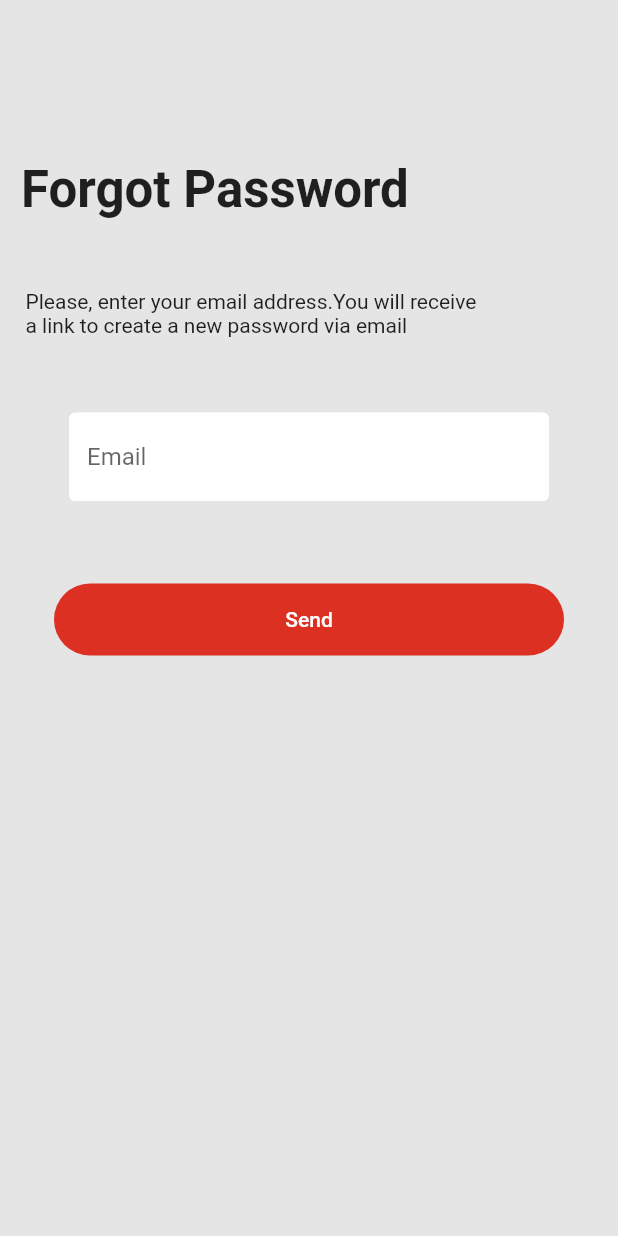
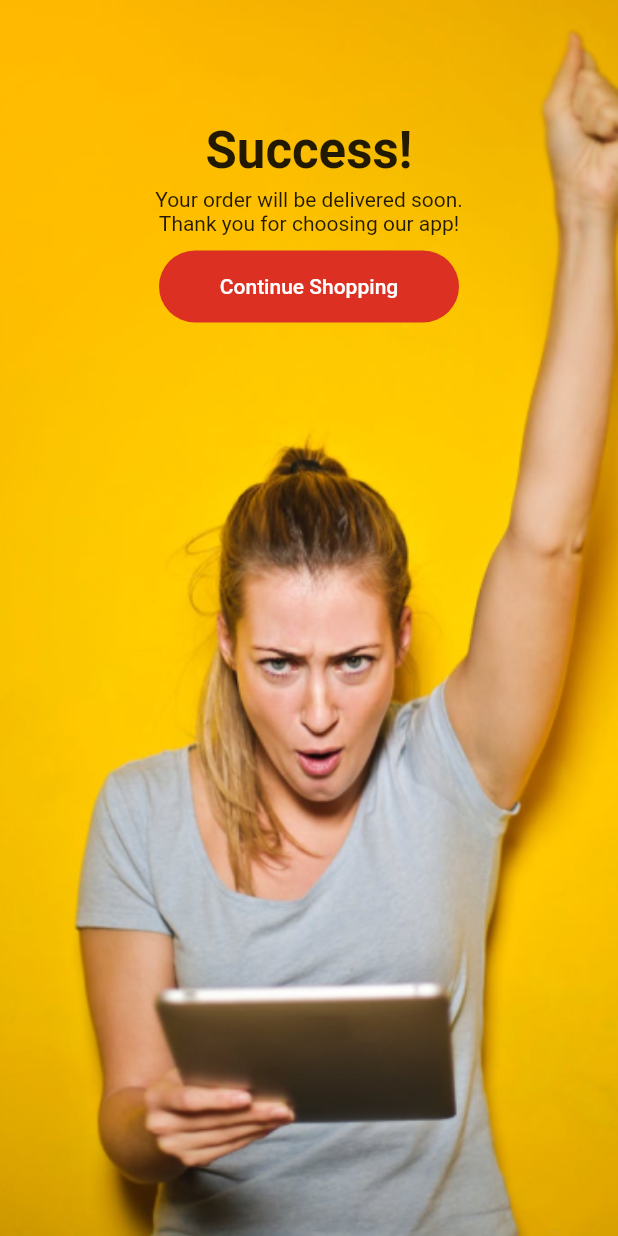
Before and after one commit to devcareer/fiverly-flutter, a Flutter app: the screen it shows after launch, on a phone screen of 412 x 824 dp. Run offline on Flutter 3.47's test engine with Material 2 defaults, Android fonts, the phone set to English and light mode, and no system bars; our stand-ins replace bloc, google_fonts; missing offline and left inert: flutter_cmoon_icons.

Commit message:
added first success page

```diff
--- a/lib/features/authentication/forgot_password.dart
+++ b/lib/features/authentication/forgot_password.dart
@@ -95,7 +95,7 @@ class _ForgotPasswordState extends State<ForgotPassword> {
                         'Send',
                         style: buttonColor,
                       ),
-                    )
+                    ),
                   ),
                 ],
               ),
--- a/lib/features/authentication/sharedresources/shared.dart
+++ b/lib/features/authentication/sharedresources/shared.dart
@@ -47,3 +47,8 @@ var containerIcons = BoxDecoration(
 var buttonColor = TextStyle(
   color: Colors.white,
 );
+
+/*var containerImage = BoxDecoration(
+    color: Colors.yellow[900],
+        );
+ */
--- /dev/null
+++ b/lib/features/successpages/success1.dart
@@ -0,0 +1,49 @@
+import 'package:flutter/material.dart';
+import '../authentication/sharedresources/shared.dart';
+
+
+
+
+
+class SuccessPage1 extends StatefulWidget {
+  @override
+  _SuccessPage1State createState() => _SuccessPage1State();
+}
+
+class _SuccessPage1State extends State<SuccessPage1> {
+  @override
+  Widget build(BuildContext context) {
+    final double width = MediaQuery.of(context).size.width;
+    final double height = MediaQuery.of(context).size.height;
+    return SingleChildScrollView(
+      child: Container(
+        width:width,
+        height: height,
+        decoration:BoxDecoration(
+          image: DecorationImage(image:AssetImage("images/backgroundpic.png"), fit: BoxFit.cover),
+        ),
+        child: Column(
+          children:<Widget> [
+            SizedBox(height:80.0),
+            Text('Success!',style: fonts1,),
+            SizedBox(height: 5.0,),
+            Text('Your order will be delivered soon.',style: fonts2,),
+            Text('Thank you for choosing our app!',style: fonts2,),
+            SizedBox(height: 10.0,),
+            Container(
+                    width: 200,
+                    decoration: buttonDecoration,
+                    child: FlatButton(
+                      onPressed: () {},
+                     child:  Text(
+                    'Continue Shopping',
+                        style: buttonColor,
+                      ),
+                    ),
+                  ),
+          ],
+          ),
+      ),
+    );
+  }
+}
--- a/lib/main.dart
+++ b/lib/main.dart
@@ -3,7 +3,7 @@ import 'package:flutter/material.dart';
 import 'package:fixing/features/authentication/sign_up.dart';
 import 'features/authentication/forgot_password.dart';
 import 'features/authentication/login.dart';
-
+import 'package:fixing/features/successpages/success1.dart';
 void main() {
   runApp(MyApp());
 }
@@ -19,7 +19,7 @@ class MyApp extends StatelessWidget {
       ),
       home: Scaffold(
         backgroundColor: Color(0xffe5e5e5),
-        body:ForgotPassword(),
+        body:SuccessPage1(),
       ),
     );
   }
--- a/pubspec.yaml
+++ b/pubspec.yaml
@@ -33,6 +33,7 @@ dependencies:
   flutter_cmoon_icons: ^0.1.0
   google_fonts: ^1.1.0
 
+
 dev_dependencies:
   flutter_test:
     sdk: flutter
@@ -51,7 +52,7 @@ flutter:
   # To add assets to your application, add an assets section, like this:
   assets:
     - images/
-    - images/
+
 
   # An image asset can refer to one or more resolution-specific "variants", see
   # https://flutter.dev/assets-and-images/#resolution-aware.
```
Also changed, not shown: images/backgroundpic.png (added), images/bag.png (added), lib/features/successpages/success2.dart (added).
